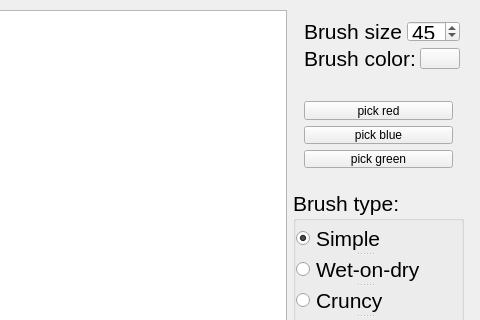
This is TryWaterColor/mainwindow.ui in reijo1337/Watercolor as Qt 5 draws it before an edit; both pictures show x 747 to 1227 and y 0 to 320 of the 1227 by 788 pixel window. The edited form follows.
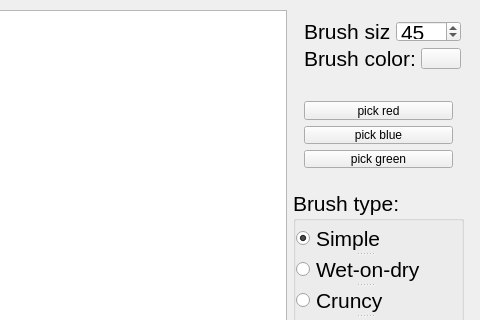
This is the edited form.

```diff
--- a/TryWaterColor/mainwindow.ui
+++ b/TryWaterColor/mainwindow.ui
@@ -32,7 +32,7 @@
      <rect>
       <x>1040</x>
       <y>10</y>
-      <width>178</width>
+      <width>179</width>
       <height>70</height>
      </rect>
     </property>
@@ -58,6 +58,9 @@
            <pointsize>16</pointsize>
           </font>
          </property>
+         <property name="maximum">
+          <number>200</number>
+         </property>
          <property name="value">
           <number>45</number>
          </property>
```
